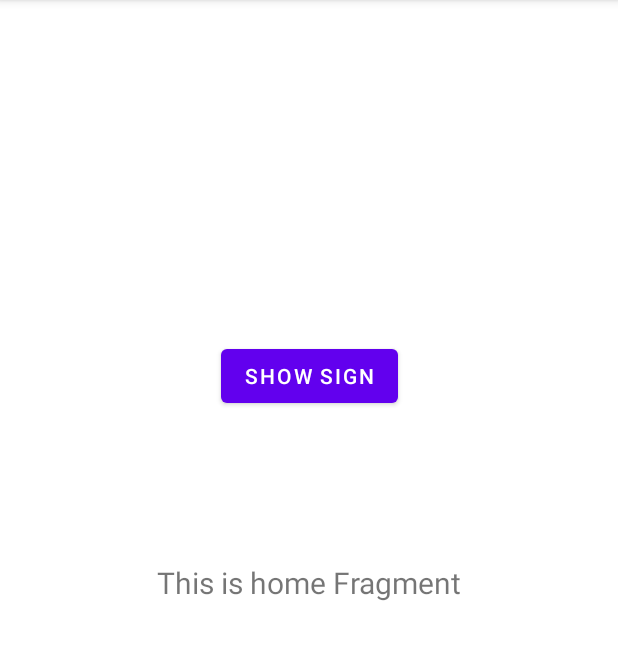
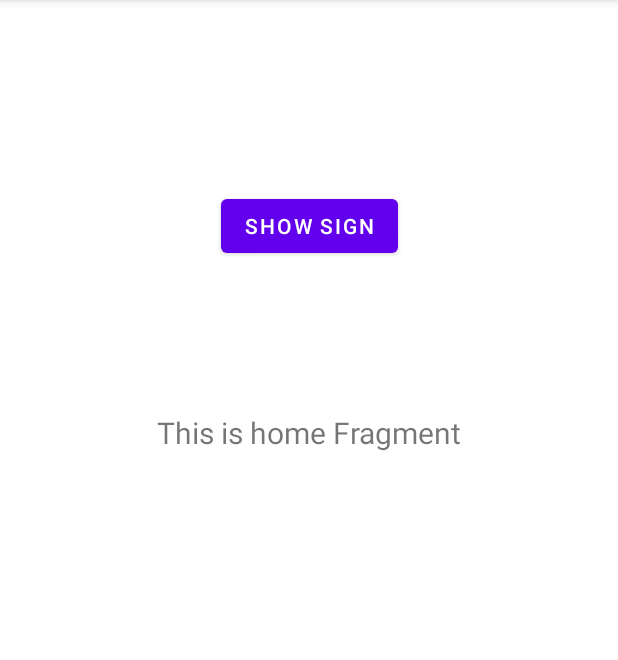
Before and after one commit to tesseract-one/dev-wallet, an Android app: the SignActivity screen opened directly, with no data from a screen before it, on a phone screen of 412 x 824 dp, the part 84-744 px from its top. Run offline under Robolectric (Android 15) with nearby library versions, the phone set to English and light mode, and no system bars; our stand-ins replace data binding.

Commit message:
Added container for transaction views

```diff
--- a/android/src/main/java/one/tesseract/devwallet/ui/sign/SignActivity.kt
+++ b/android/src/main/java/one/tesseract/devwallet/ui/sign/SignActivity.kt
@@ -1,9 +1,11 @@
 package one.tesseract.devwallet.ui.sign
 
+import android.os.Bundle
+
 import androidx.appcompat.app.AppCompatActivity
-import android.os.Bundle
 import androidx.fragment.app.commit
 
+import one.tesseract.devwallet.R
 import one.tesseract.devwallet.ui.settings.home.HomeFragment
 
 class SignActivity : AppCompatActivity() {
@@ -13,8 +15,10 @@ class SignActivity : AppCompatActivity() {
         if(savedInstanceState == null) {
             supportFragmentManager.commit {
                 setReorderingAllowed(true) //must be here. otherwise compat mode
-                replace(android.R.id.content, HomeFragment())
+                replace(R.id.transactionFragmentContainerView, HomeFragment())
             }
         }
+
+        setContentView(R.layout.activity_sign)
     }
 }
--- /dev/null
+++ b/android/src/main/res/layout/activity_sign.xml
@@ -0,0 +1,19 @@
+<?xml version="1.0" encoding="utf-8"?>
+<androidx.constraintlayout.widget.ConstraintLayout xmlns:android="http://schemas.android.com/apk/res/android"
+    xmlns:app="http://schemas.android.com/apk/res-auto"
+    xmlns:tools="http://schemas.android.com/tools"
+    android:layout_width="match_parent"
+    android:layout_height="match_parent"
+    tools:context=".ui.sign.SignActivity">
+
+    <androidx.fragment.app.FragmentContainerView
+        android:id="@+id/transactionFragmentContainerView"
+        android:layout_width="0dp"
+        android:layout_height="0dp"
+        android:layout_marginBottom="200dp"
+        app:layout_constraintBottom_toBottomOf="parent"
+        app:layout_constraintEnd_toEndOf="parent"
+        app:layout_constraintStart_toStartOf="parent"
+        app:layout_constraintTop_toTopOf="parent"
+        android:name="one.tesseract.devwallet.ui.settings.dashboard.DashboardFragment" />
+</androidx.constraintlayout.widget.ConstraintLayout>
```
